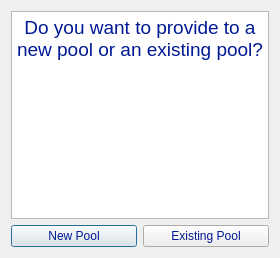
The window that ProvideDialog.ui (LiquidityProtocol/AMM-Simulator) describes before a commit, drawn with Qt 5.
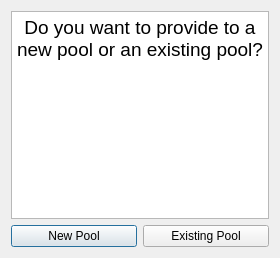
The same window after the commit.

Commit message: refactor ui design manual playground

```diff
--- a/ProvideDialog.ui
+++ b/ProvideDialog.ui
@@ -14,9 +14,7 @@
    <string>Dialog</string>
   </property>
   <property name="styleSheet">
-   <string notr="true">gridline-color: rgb(0, 0, 0);
-border-color: rgb(1, 25, 147);
-color: rgb(1, 25, 147);</string>
+   <string notr="true"/>
   </property>
   <layout class="QVBoxLayout" name="verticalLayout">
    <item>
```
The commit also changes 6 other files.
